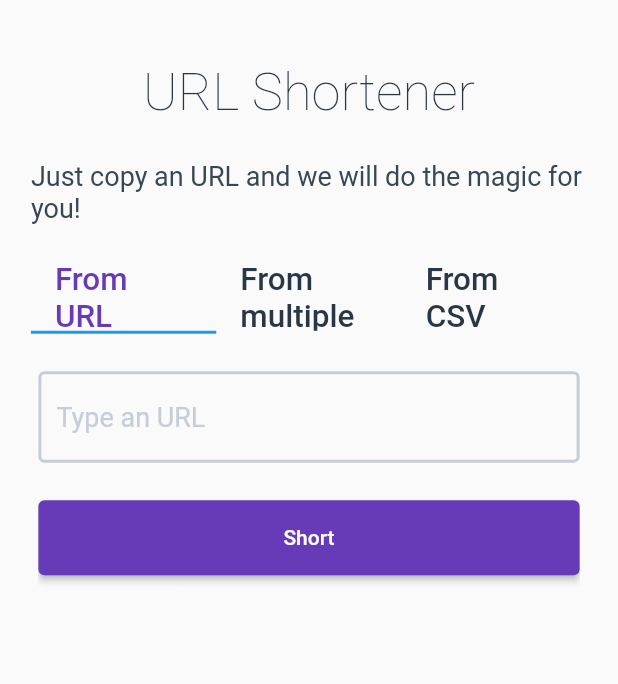
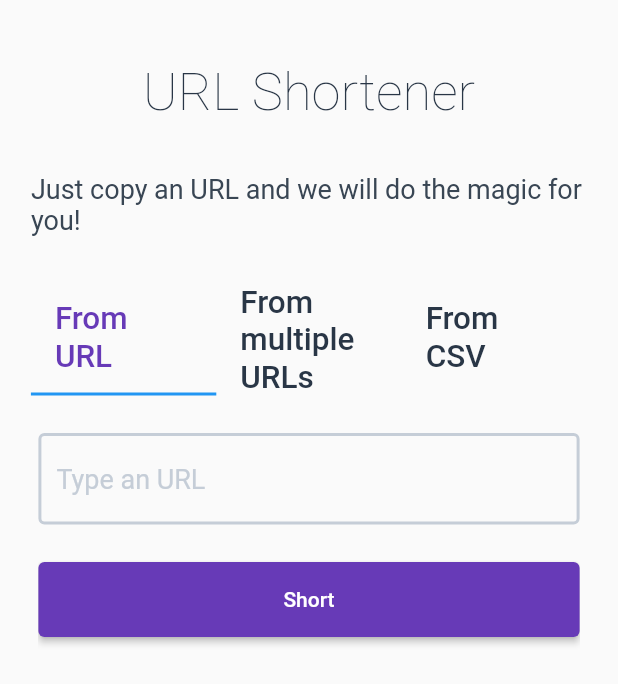
Before and after one commit to WebEngineeringGroupI/frontend, a Flutter app: the screen it shows after launch, on a phone screen of 412 x 824 dp. Shown: the top 684 px of the screen. Run offline on Flutter 3.47's test engine with Material 2 defaults, Android fonts, the phone set to English and light mode, and no system bars; our stand-ins replace file_picker; missing offline and left inert: dart:html, genproto_dart, grpc.

Commit message:
Feat interface enhancement (#15)
* home page fully responsive

* deleted: rest api

* refactor: Better naming

* enhanced balanceUrls screen

* shortCSV interface enhanced

```diff
--- a/lib/config/routes.dart
+++ b/lib/config/routes.dart
@@ -1,6 +1,6 @@
 import 'package:flutter/material.dart';
 import 'package:flutter_app/screens/home.dart';
-import 'package:flutter_app/services/rest_api_client.dart';
+import 'package:flutter_app/services/api_client.dart';
 
 ///This map contains the app routing
 Map<String, WidgetBuilder> routes({required APIClient restAPIClient}) {
--- a/lib/config/themes.dart
+++ b/lib/config/themes.dart
@@ -32,6 +32,11 @@ class Themes {
           backgroundColor:MaterialStateProperty.all(Colors.deepPurple),
         )
       ),
+      textButtonTheme: TextButtonThemeData(
+        style: ButtonStyle(
+          foregroundColor: MaterialStateProperty.all(Colors.deepPurple),
+        )
+      ),
       /// TabBar widget
       tabBarTheme: const TabBarTheme(
           labelColor: Colors.deepPurple,
--- a/lib/main.dart
+++ b/lib/main.dart
@@ -3,7 +3,7 @@ import 'package:flutter_app/config/themes.dart';
 import 'package:flutter_app/config/constants.dart';
 import 'package:flutter_app/config/routes.dart';
 import 'package:flutter_app/services/grpc_api_client.dart';
-import 'package:flutter_app/services/rest_api_client.dart';
+import 'package:flutter_app/services/api_client.dart';
 import 'package:grpc/grpc_or_grpcweb.dart';
 
 String urlEnvironment() {
--- a/lib/screens/home.dart
+++ b/lib/screens/home.dart
@@ -1,6 +1,6 @@
 import 'package:flutter/material.dart';
 import 'package:flutter_app/config/constants.dart';
-import 'package:flutter_app/services/rest_api_client.dart';
+import 'package:flutter_app/services/api_client.dart';
 import 'package:flutter_app/widgets/shortener_tab_bar.dart';
 
 /// This widget shows the app title, app slogan and a tabBar
@@ -48,33 +48,29 @@ class _HomeState extends State<Home> {
 
   /// Screen content
   Widget content(width) {
+    var title = Text(
+        Constants.APP_TITLE + "\n",
+        style: Theme.of(context).textTheme.headline1,
+        maxLines: 5,
+      );
+
+    var slogan = Text(
+        Constants.APP_SLOGAN + "\n\n",
+        style: Theme.of(context).textTheme.subtitle1,
+        maxLines: 5,
+      );
+
     return Column(
       mainAxisAlignment: MainAxisAlignment.start,
       crossAxisAlignment: CrossAxisAlignment.center,
       children: <Widget>[
-        Flexible(
-          child: Text(
-            Constants.APP_TITLE,
-            style: Theme.of(context).textTheme.headline1,
-            maxLines: 5,
-          ),
-        ),
-        const Flexible(child: SizedBox(height: 25)),
-        Flexible(
-          child: Text(
-            Constants.APP_SLOGAN,
-            style: Theme.of(context).textTheme.subtitle1,
-            maxLines: 5,
-          ),
-        ),
-        const Flexible(child:  SizedBox(height: 25)),
-        Flexible(child: shortenerTabBar()),
-        SizedBox(
-              height: 500,
-              child: Padding(
+        Flexible(flex:1, child:title),
+        Flexible(flex:1, child:slogan),
+        Flexible(flex:1, child:shortenerTabBar()),
+        Expanded(flex:7, child:Padding(
                   padding: const EdgeInsets.symmetric(horizontal: 5),
                   child: shortenerTabBarView(restAPIClient: restAPIClient))
-        )
+        ),
       ],
     );
   }
--- a/lib/screens/single_url.dart
+++ b/lib/screens/short_url.dart
@@ -1,24 +1,24 @@
 import 'package:flutter/material.dart';
 import 'package:flutter/services.dart';
 import 'package:flutter_app/config/constants.dart';
-import 'package:flutter_app/services/rest_api_client.dart';
+import 'package:flutter_app/services/api_client.dart';
 import 'package:flutter_app/widgets/error_message_box.dart';
 
 const singleUrlInputKey = Key('singleUrlInputKey');
 const singleUrlShortButton = Key("singleUrlShortButton");
 const singleUrlShortenedBox = Key("singleUrlShortenedBox");
 
-class SingleUrl extends StatefulWidget {
+class ShortURL extends StatefulWidget {
   final APIClient restAPIClient;
 
-  SingleUrl({Key? key, required this.restAPIClient}) : super(key: key);
+  ShortURL({Key? key, required this.restAPIClient}) : super(key: key);
 
   @override
-  _SingleUrlState createState() =>
-      _SingleUrlState(restAPIClient: restAPIClient);
+  _ShortURLState createState() =>
+      _ShortURLState(restAPIClient: restAPIClient);
 }
 
-class _SingleUrlState extends State<SingleUrl> {
+class _ShortURLState extends State<ShortURL> {
   final APIClient restAPIClient;
   TextEditingController longURLController = TextEditingController();
   bool displayResult = false;
@@ -181,5 +181,5 @@ class _SingleUrlState extends State<SingleUrl> {
 
   }
 
-  _SingleUrlState({required this.restAPIClient});
+  _ShortURLState({required this.restAPIClient});
 }
--- a/lib/services/rest_api_client.dart
+++ b/lib/services/api_client.dart
@@ -1,5 +1,6 @@
 import 'dart:typed_data';
 
+/// API Client Interface
 class APIClient {
   Future<String?> shortURL(String longURL) {
     return Future.value(null);
@@ -9,7 +10,7 @@ class APIClient {
     return Future.value(null);
   }
 
-  Future<String?> shortMultipleURL(List<String> longURLs) {
+  Future<String?> balanceURLs(List<String> longURLs) {
     return Future.value(null);
   }
 }
--- a/lib/services/grpc_api_client.dart
+++ b/lib/services/grpc_api_client.dart
@@ -1,5 +1,5 @@
 import 'dart:typed_data';
-import 'package:flutter_app/services/rest_api_client.dart';
+import 'package:flutter_app/services/api_client.dart';
 import 'package:genproto_dart/api/v1alpha1/url_shortener.pbgrpc.dart';
 import 'package:grpc/grpc_or_grpcweb.dart';
 
@@ -45,7 +45,7 @@ class GRPCAPIClient implements APIClient {
   }
 
   @override
-  Future<String?> shortMultipleURL(List<String> longURLs) async{
+  Future<String?> balanceURLs(List<String> longURLs) async{
     var balanceURLs = urlShorteningClient.balanceURLs(BalanceURLsRequest(urls: longURLs));
     return await balanceURLs
         .onError((error, stackTrace) => throw error.toString())
--- a/lib/widgets/shortener_tab_bar.dart
+++ b/lib/widgets/shortener_tab_bar.dart
@@ -1,9 +1,9 @@
 import 'package:flutter/material.dart';
 import 'package:flutter_app/config/constants.dart';
-import 'package:flutter_app/screens/csv.dart';
-import 'package:flutter_app/screens/multiple_url.dart';
-import 'package:flutter_app/screens/single_url.dart';
-import 'package:flutter_app/services/rest_api_client.dart';
+import 'package:flutter_app/screens/short_csv.dart';
+import 'package:flutter_app/screens/balance_urls.dart';
+import 'package:flutter_app/screens/short_url.dart';
+import 'package:flutter_app/services/api_client.dart';
 
 const csvTabKey = Key('csvTabKey');
 
@@ -29,8 +29,8 @@ Widget shortenerTabBar() {
 /// Tab bar content
 Widget shortenerTabBarView({required APIClient restAPIClient}) {
   return TabBarView(physics: const NeverScrollableScrollPhysics(), children: [
-    SingleUrl(restAPIClient: restAPIClient),
-    MultipleUrl(restAPIClient: restAPIClient),
-    Csv(restAPIClient: restAPIClient)
+    ShortURL(restAPIClient: restAPIClient),
+    BalanceURLs(restAPIClient: restAPIClient),
+    ShortCSV(restAPIClient: restAPIClient)
   ]);
 }
```
Also changed, not shown: lib/screens/balance_urls.dart (renamed from lib/screens/multiple_url.dart, +14 -13 lines), lib/screens/csv.dart (deleted, +0 -62 lines), lib/screens/short_csv.dart (added, +91 -0 lines), lib/services/backend_rest_api_client.dart (deleted, +0 -48 lines), lib/services/fake_rest_api_client.dart (deleted, +0 -27 lines), pubspec.lock, 3 other files.
